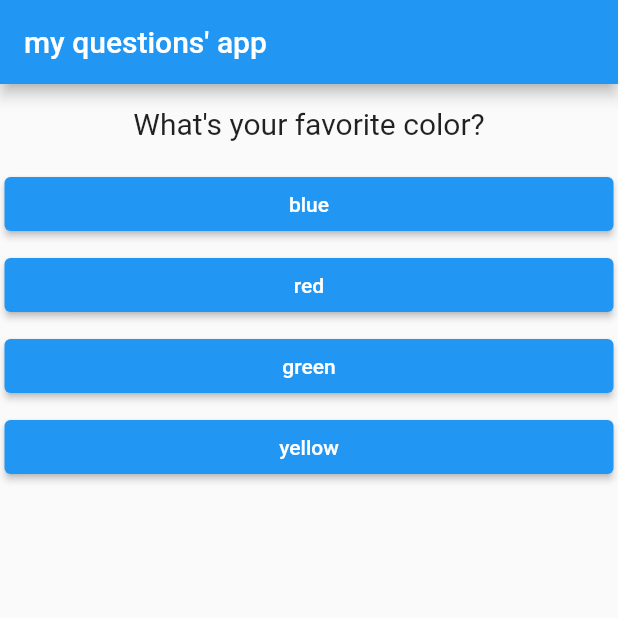
After one commit to KimutaiGillen/Fluttering, a Flutter app: the screen it shows after launch, on a phone screen of 412 x 824 dp, the top half of it. The commit adds this screen. Run offline on Flutter 3.47's test engine with Material 2 defaults, Android fonts, the light colour scheme and no system bars.

Commit message:
dividing-app-to-widgets

```diff
--- a/lib/main.dart
+++ b/lib/main.dart
@@ -1,6 +1,6 @@
 import 'package:flutter/material.dart';
-import 'package:udemy_basics/answer.dart';
-import 'package:udemy_basics/questions.dart';
+import 'package:udemy_basics/quiz.dart';
+import 'package:udemy_basics/result.dart';
 
 void main() {
   runApp(const MyApp());
@@ -22,19 +22,6 @@ class MyAppState extends State<MyApp> {
     setState(() {
       questionIndex += 1;
     });
-  }
-
-  void answerQuestions() {
-    setState(() {
-      questionIndex += 2;
-    });
-  }
-
-  mapExample() {
-    final names = ['Max', 'Manu', 'Julie'];
-    final result = names.map((name) => Text(name)).toList();
-
-    return result;
   }
 
   @override
@@ -59,22 +46,14 @@ class MyAppState extends State<MyApp> {
     ];
     return MaterialApp(
       home: Scaffold(
-        appBar: AppBar(title: const Text("my questions' app")),
-        body: questionIndex < questions.length
-            ? Column(
-                children: [
-                  Question(
-                    questions[questionIndex]['questionText'] as String,
-                  ),
-                  ...(questions[questionIndex]['answers'] as List<String>)
-                      .map((answer) => Answer(answerQuestion, answer))
-                      .toList(),
-                ],
-              )
-            : const Center(
-                child: Text(
-                    "you have made it to the end of the question!! Congrats, expect results soon!")),
-      ),
+          appBar: AppBar(title: const Text("my questions' app")),
+          body: questionIndex < questions.length
+              ? Quiz(
+                  answerQuestion: answerQuestion,
+                  questionIndex: questionIndex,
+                  questions: questions,
+                )
+              : const Result()),
     );
   }
 }
--- /dev/null
+++ b/lib/quiz.dart
@@ -0,0 +1,28 @@
+import 'package:flutter/material.dart';
+import 'answer.dart';
+import 'questions.dart';
+
+class Quiz extends StatelessWidget {
+  final List<Map<String, Object>> questions;
+  final int questionIndex;
+  final VoidCallback answerQuestion;
+  const Quiz({
+    required this.questions,
+    required this.answerQuestion,
+    required this.questionIndex,
+  });
+
+  @override
+  Widget build(BuildContext context) {
+    return Column(
+      children: [
+        Question(
+          questions[questionIndex]['questionText'] as String,
+        ),
+        ...(questions[questionIndex]['answers'] as List<String>)
+            .map((answer) => Answer(answerQuestion, answer))
+            .toList(),
+      ],
+    );
+  }
+}
--- /dev/null
+++ b/widgets/QnA.dart
@@ -0,0 +1,18 @@
+var my_questions = [
+  {
+    'questionText': 'What\'s your favorite color?',
+    'answers': ['blue', 'red', 'green', 'yellow'],
+  },
+  {
+    'questionText': 'Who\'s your favorite footballer/singer',
+    'answers': ['Messi', 'Ronaldo' 'Neymar', 'Beyonce'],
+  },
+  {
+    'questionText': 'What\'s your worst color?',
+    'answers': ['blue', 'red', 'green'],
+  },
+  {
+    'questionText': 'Who\'s your least favorite footballer/singer',
+    'answers': ['Messi', 'Ronaldo' 'Neymar', 'Beyonce'],
+  },
+];
--- a/widgets/mapExample.dart
+++ b/widgets/mapExample.dart
@@ -1,9 +1,9 @@
-// ignore: file_names
 import 'package:flutter/material.dart';
 
 void mapExample() {
   final names = ['Max', 'Manu', 'Julie'];
   final result = names.map((name) => Text(name)).toList();
 
+  // ignore: avoid_print
   print(result);
 }
```
Also changed, not shown: lib/result.dart (added, +12 -0 lines).
